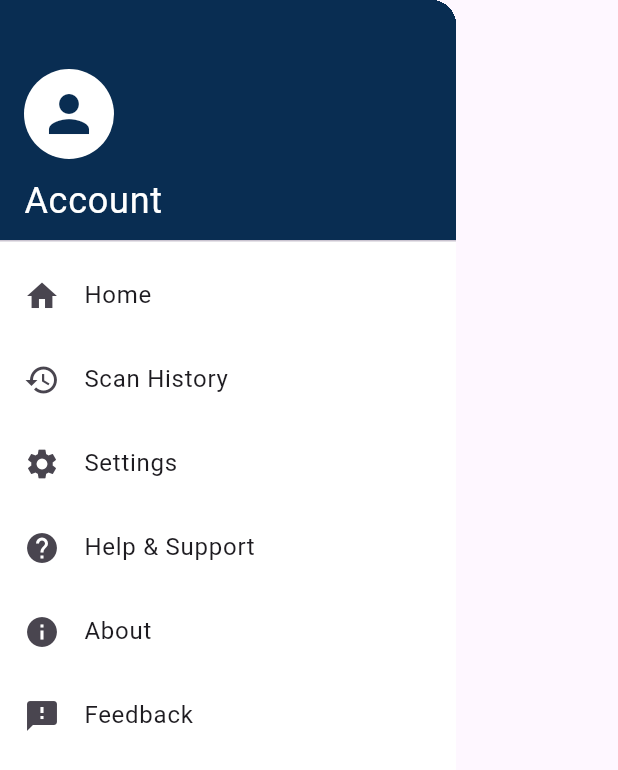
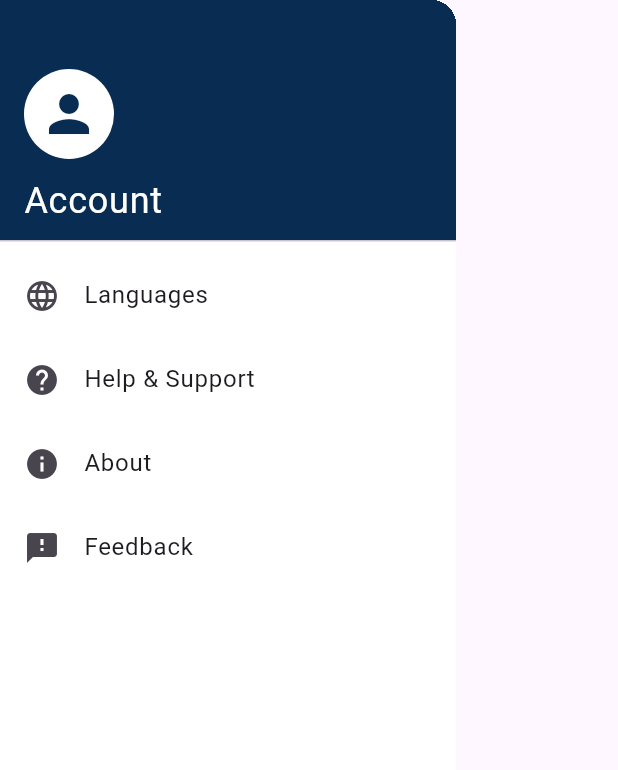
Before and after one commit to Gaudan90/Metis, a Flutter app: the CustomDrawer widget shown alone on an empty page, opened directly, on a phone screen of 412 x 824 dp. Shown: the top 770 px of the screen. Run offline on Flutter 3.47's test engine with Material 3 defaults, Android fonts, the phone set to English and light mode, and no system bars; our stand-ins replace google_fonts; missing offline and left inert: mobile_scanner; network calls fail.

Commit message:
Cambiato leggermente il menu laterale (Rimosso)

```diff
--- a/lib/Components/custom_drawer.dart
+++ b/lib/Components/custom_drawer.dart
@@ -50,32 +50,18 @@ class CustomDrawer extends StatelessWidget {
               ),
             ),
             ListTile(
-              leading: const Icon(Icons.home),
-              title: const Text('Home'),
-              onTap: () {
-                Navigator.pop(context);
-              },
-            ),
-            ListTile(
-              leading: const Icon(Icons.history),
-              title: const Text('Scan History'),
-              onTap: () {
-                Navigator.pop(context);
-              },
-            ),
-            ListTile(
-              leading: const Icon(Icons.settings),
-              title: const Text('Settings'),
+              leading: const Icon(Icons.language),
+              title: const Text('Languages'),
               onTap: () {
                 Navigator.pop(context);
                 /*
 
-                //TODO: It should be something like this, the settings_page.dart should have a widget called SettingsPage(),
+                //TODO: It should be something like this, the settings_page.dart should have a widget called LanguagesPage(),
                 //When it's ready, remove these comments
 
                 Navigator.push(
                   context,
-                  MaterialPageRoute(builder: (context) => const SettingsPage()),
+                  MaterialPageRoute(builder: (context) => const LanguagesPage()),
                 );
 
                 */
```
